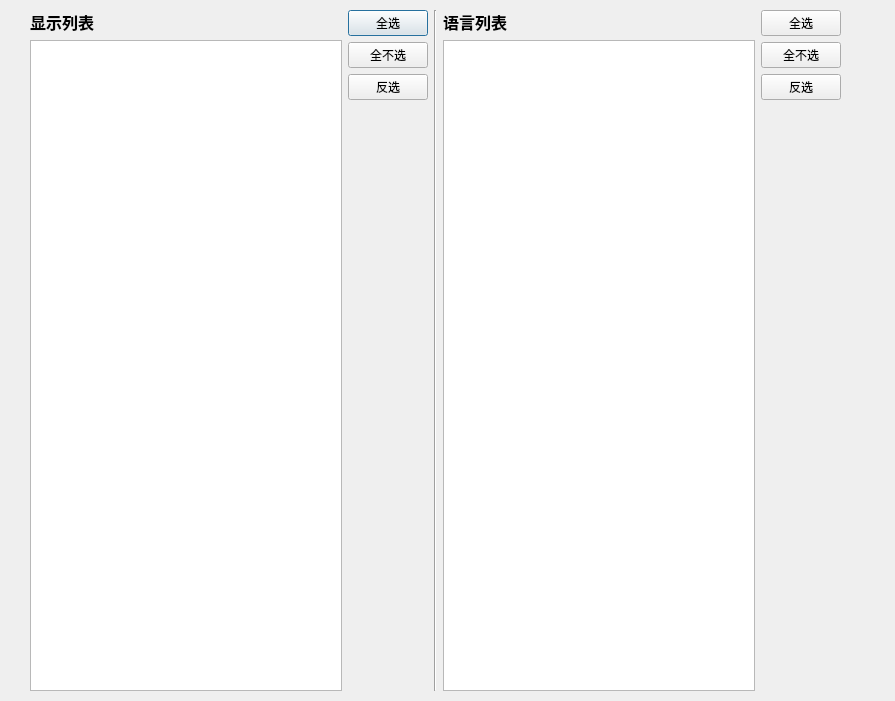
Before: the Qt Designer form language.ui in yjdwbj/ui-tools, drawn with Qt 5.
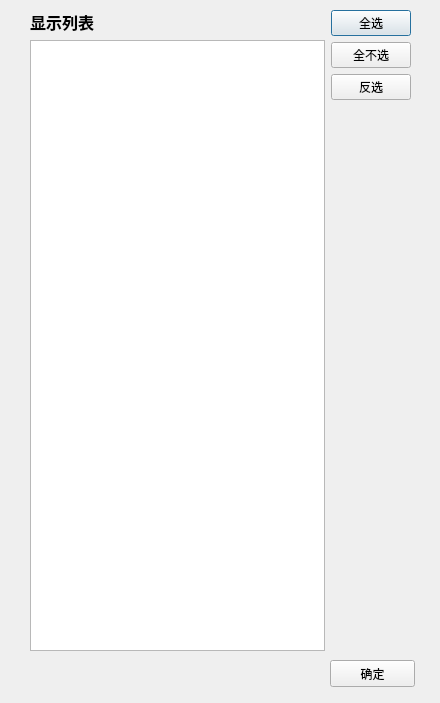
After: the same form once the commit is applied.

```diff
--- a/language.ui
+++ b/language.ui
@@ -6,8 +6,8 @@
    <rect>
     <x>0</x>
     <y>0</y>
-    <width>895</width>
-    <height>701</height>
+    <width>440</width>
+    <height>703</height>
    </rect>
   </property>
   <property name="windowTitle">
@@ -18,8 +18,8 @@
     <rect>
      <x>30</x>
      <y>10</y>
-     <width>811</width>
-     <height>681</height>
+     <width>381</width>
+     <height>641</height>
     </rect>
    </property>
    <layout class="QHBoxLayout" name="horizontalLayout">
@@ -86,78 +86,21 @@
       </item>
      </layout>
     </item>
-    <item>
-     <widget class="Line" name="line">
-      <property name="orientation">
-       <enum>Qt::Vertical</enum>
-      </property>
-     </widget>
-    </item>
-    <item>
-     <layout class="QVBoxLayout" name="verticalLayout_4">
-      <item>
-       <widget class="QLabel" name="label_2">
-        <property name="font">
-         <font>
-          <pointsize>12</pointsize>
-          <weight>75</weight>
-          <bold>true</bold>
-         </font>
-        </property>
-        <property name="text">
-         <string>语言列表</string>
-        </property>
-       </widget>
-      </item>
-      <item>
-       <widget class="QListWidget" name="langWidget">
-        <property name="editTriggers">
-         <set>QAbstractItemView::NoEditTriggers</set>
-        </property>
-       </widget>
-      </item>
-     </layout>
-    </item>
-    <item>
-     <layout class="QVBoxLayout" name="verticalLayout_2">
-      <item>
-       <widget class="QPushButton" name="lang_selectall">
-        <property name="text">
-         <string>全选</string>
-        </property>
-       </widget>
-      </item>
-      <item>
-       <widget class="QPushButton" name="lang_dselectall">
-        <property name="text">
-         <string>全不选</string>
-        </property>
-       </widget>
-      </item>
-      <item>
-       <widget class="QPushButton" name="lang_re">
-        <property name="text">
-         <string>反选</string>
-        </property>
-       </widget>
-      </item>
-      <item>
-       <spacer name="verticalSpacer_2">
-        <property name="orientation">
-         <enum>Qt::Vertical</enum>
-        </property>
-        <property name="sizeHint" stdset="0">
-         <size>
-          <width>20</width>
-          <height>40</height>
-         </size>
-        </property>
-       </spacer>
-      </item>
-     </layout>
-    </item>
    </layout>
   </widget>
+  <widget class="QPushButton" name="btn_ok">
+   <property name="geometry">
+    <rect>
+     <x>330</x>
+     <y>660</y>
+     <width>85</width>
+     <height>27</height>
+    </rect>
+   </property>
+   <property name="text">
+    <string>确定</string>
+   </property>
+  </widget>
  </widget>
  <resources/>
  <connections/>
```
